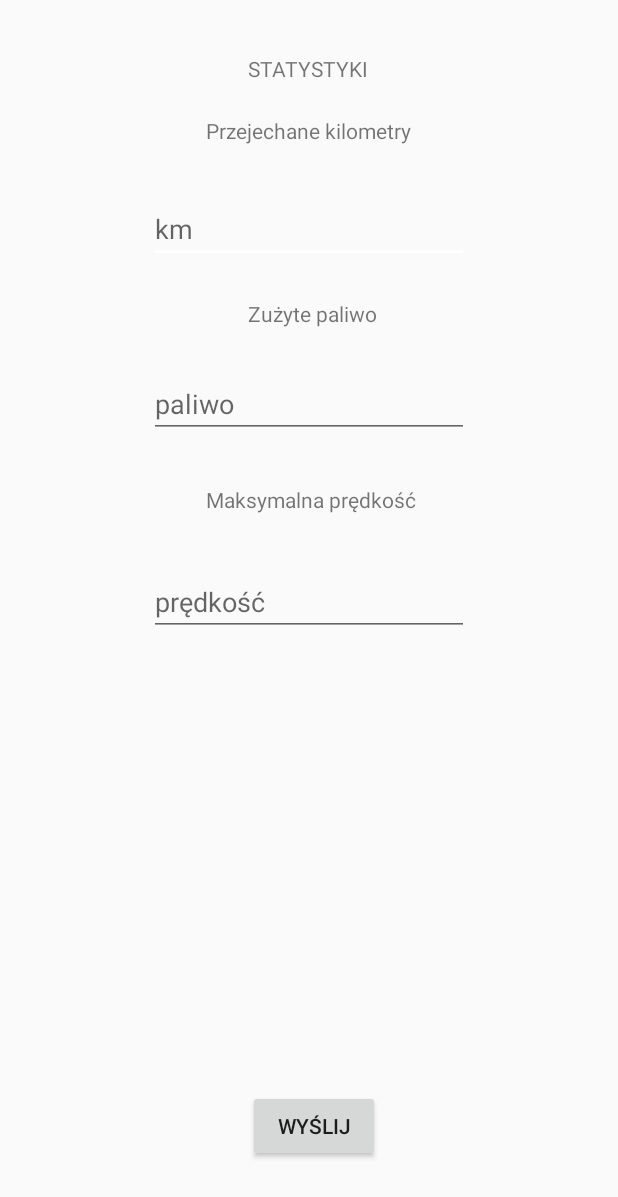
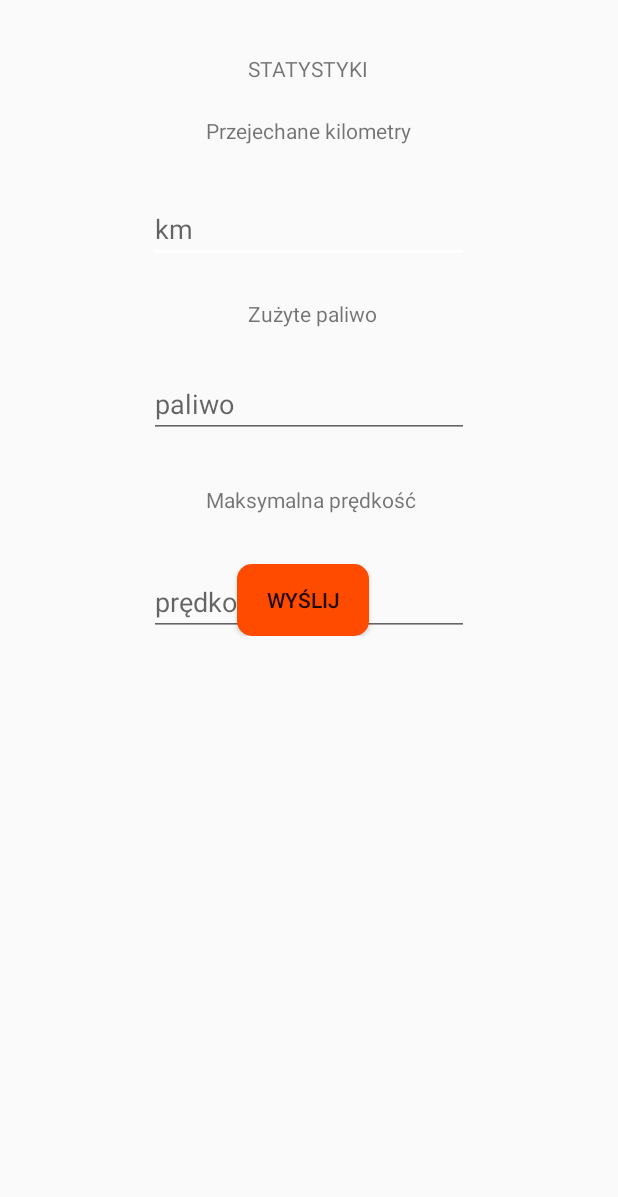
Before and after one commit to PRI2017/PRI-NaszSamoch-d, an Android app: the fragment Statistics shown on its own in the app's theme, on a phone screen of 412 x 824 dp. Shown: the top 1197 px of the screen. Run offline under Robolectric (Android 15) with nearby library versions, the phone set to English and light mode, and no system bars; libraries missing offline, so code that uses them is left out: com.koushikdutta.async, com.koushikdutta.ion; pictures from the network do not load.

Commit message:
added sending posts

```diff
--- a/Samochod/app/src/main/java/com/example/dominika/samochod/Conv.java
+++ b/Samochod/app/src/main/java/com/example/dominika/samochod/Conv.java
@@ -79,9 +79,10 @@ public class Conv extends AppCompatActivity {
                                 JsonObject object = json.getAsJsonObject();
 
                                 String group = object.get("Name").toString();
-                                idGroup = object.get("Id").toString();
+                                System.out.println("IDGROUP: "+ idGroup);
 
                                 if(group.equals(getName)) {
+                                    idGroup = object.get("Id").toString();
                                     JsonArray jsonArray = object.getAsJsonArray("LatestPosts");
                                     for (int j = 0; j < jsonArray.size(); j++) {
                                         System.out.println("Rozmiar: " + jsonArray.size());
@@ -105,17 +106,13 @@ public class Conv extends AppCompatActivity {
         }
         ///////////////////////////////////////////////////
 
-        //newUser = new ConvUser("Nathan", "San Diego");
-        //adapter =  new ConvAdapter(this, arrayOfUsers);
-
-        //listView.setAdapter(adapter);
-        //adapter.add(newUser);
-
+        //WYSYLANIE NOWEJ WIADOMOSCI
         send.setOnClickListener(new View.OnClickListener() {
             @Override
             public void onClick(View v) {
                 message_ = message.getText().toString();
-                url2 = "http://naszsamochod.com.pl/groups/addmobilepost/"+idGroup;
+                url2 = "http://naszsamochod.com.pl/Groups/AddMobilePost?groupId="+idGroup;
+                System.out.println("Id: " + idGroup);
                 json.addProperty("Text", message_);
 
                 Ion.with(context)
@@ -137,7 +134,6 @@ public class Conv extends AppCompatActivity {
                                 }
                             }
                         });
-                //arrayOfUsers.add(new ConvUser("COS", message_));
             }
         });
     }
--- a/Samochod/app/src/main/java/com/example/dominika/samochod/Groups.java
+++ b/Samochod/app/src/main/java/com/example/dominika/samochod/Groups.java
@@ -34,13 +34,8 @@ public class Groups extends Fragment {
     String url = "http://naszsamochod.com.pl/groups/mobilegroup";
     public static String resultt;
 
-    //groups/addmobilepost/id_grupy          "Text"
-
-
-
     //LISTA DOSTEPNYCH GROUP
     public static List<String> groupsList = new ArrayList<>();
-
 
     @Override
     public View onCreateView(final LayoutInflater inflater, final ViewGroup container,
--- a/Samochod/app/src/main/res/layout/statistics.xml
+++ b/Samochod/app/src/main/res/layout/statistics.xml
@@ -6,32 +6,35 @@
     tools:context="com.example.dominika.samochod.Toolbar">
 
 
+    <ScrollView
+        android:layout_width="match_parent"
+        android:layout_height="match_parent">
+
+        <RelativeLayout
+            android:layout_width="match_parent"
+            android:layout_height="match_parent"
+            >
+
             <TextView
-        android:id="@+id/kilometersDriven"
+                android:id="@+id/maxVelocity"
                 android:layout_width="wrap_content"
                 android:layout_height="wrap_content"
-        android:layout_below="@+id/statistics_info"
-        android:layout_centerHorizontal="true"
-        android:layout_marginTop="22dp"
-        android:text="@string/kilometersDrivenString" />
+                android:layout_alignStart="@+id/kilometersDriven"
+                android:layout_below="@+id/fuelUsedET"
+                android:layout_marginTop="31dp"
+                android:text="@string/maxVelocityString" />
 
-    <TextView
-        android:id="@+id/statistics_info"
+            <EditText
+                android:id="@+id/maxVelocityET"
                 android:layout_width="wrap_content"
                 android:layout_height="wrap_content"
-        android:layout_alignParentTop="true"
-        android:layout_centerHorizontal="true"
+                android:layout_alignStart="@+id/kilDrivenET"
+                android:layout_below="@+id/maxVelocity"
                 android:layout_marginTop="36dp"
-        android:text="@string/statistics_info" />
+                android:ems="10"
+                android:hint="prędkość"
+                android:inputType="textPersonName" />
 
-    <Button
-        android:id="@+id/send_stat"
-        android:layout_width="wrap_content"
-        android:layout_height="wrap_content"
-        android:layout_alignParentBottom="true"
-        android:layout_alignStart="@+id/fuelUsed"
-        android:layout_marginBottom="49dp"
-        android:text="@string/send" />
 
             <EditText
                 android:id="@+id/kilDrivenET"
@@ -44,6 +47,15 @@
                 android:hint="km"
                 android:inputType="textPersonName" />
 
+            <TextView
+                android:id="@+id/statistics_info"
+                android:layout_width="wrap_content"
+                android:layout_height="wrap_content"
+                android:layout_alignParentTop="true"
+                android:layout_centerHorizontal="true"
+                android:layout_marginTop="36dp"
+                android:text="@string/statistics_info" />
+
             <EditText
                 android:id="@+id/fuelUsedET"
                 android:layout_width="wrap_content"
@@ -55,32 +67,35 @@
                 android:hint="paliwo"
                 android:inputType="textPersonName" />
 
-    <EditText
-        android:id="@+id/maxVelocityET"
+            <TextView
+                android:id="@+id/kilometersDriven"
                 android:layout_width="wrap_content"
                 android:layout_height="wrap_content"
-        android:layout_alignStart="@+id/kilDrivenET"
-        android:layout_below="@+id/maxVelocity"
-        android:layout_marginTop="36dp"
-        android:ems="10"
-        android:hint="prędkość"
-        android:inputType="textPersonName" />
+                android:layout_below="@+id/statistics_info"
+                android:layout_centerHorizontal="true"
+                android:layout_marginTop="22dp"
+                android:text="@string/kilometersDrivenString" />
 
             <TextView
                 android:id="@+id/fuelUsed"
                 android:layout_width="wrap_content"
                 android:layout_height="wrap_content"
+                android:layout_alignStart="@+id/statistics_info"
+                android:layout_below="@+id/kilDrivenET"
                 android:layout_marginTop="24dp"
-        android:text="@string/fuelUsedString"
-        android:layout_below="@+id/kilDrivenET"
-        android:layout_alignStart="@+id/statistics_info" />
+                android:text="@string/fuelUsedString" />
 
-    <TextView
-        android:id="@+id/maxVelocity"
+
+            <Button
+                android:id="@+id/send_stat"
                 android:layout_width="wrap_content"
                 android:layout_height="wrap_content"
-        android:layout_alignStart="@+id/kilometersDriven"
-        android:layout_below="@+id/fuelUsedET"
-        android:layout_marginTop="31dp"
-        android:text="@string/maxVelocityString" />
+
+                android:background="@drawable/button_shape"
+                android:text="@string/send"
+                android:layout_alignParentBottom="true"
+                android:layout_alignEnd="@+id/statistics_info" />
         </RelativeLayout>
+    </ScrollView>
+
+</RelativeLayout>
```
Lines whose indentation alone changed are shown as unchanged.
